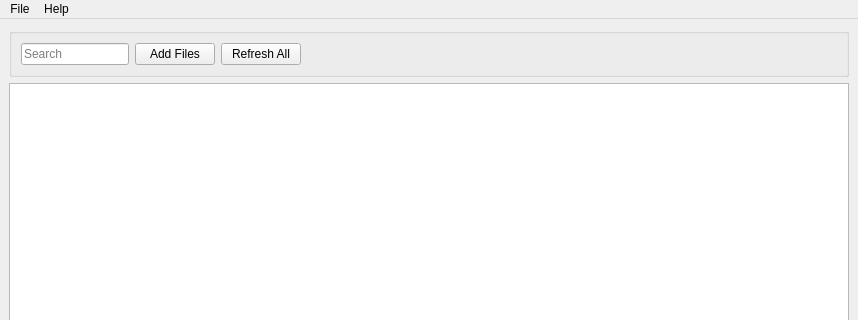
First picture: the form in plyj-master/GUI/UIFiles/GUItake2.ui, repository JLMcBride22/SourceCodeChecker, before the edit; both pictures show x 0 to 858 and y 0 to 320 of the 858 by 608 pixel window.
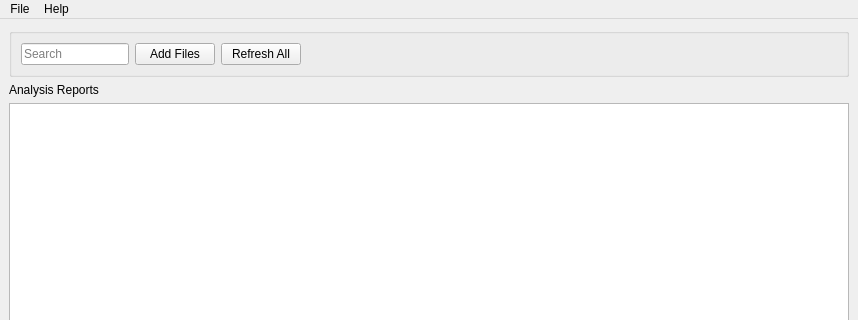
Second picture: the form after the edit.

Commit message:
Gui stuff plus help stuff
help in working condition

Diff of the .ui file:
```diff
--- a/plyj-master/GUI/UIFiles/GUItake2.ui
+++ b/plyj-master/GUI/UIFiles/GUItake2.ui
@@ -51,7 +51,7 @@
   </property>
   <widget class="QWidget" name="centralwidget">
    <layout class="QGridLayout" name="gridLayout">
-    <item row="1" column="0">
+    <item row="2" column="0">
      <widget class="QTableView" name="JavaTableView">
       <property name="font">
        <font>
@@ -130,6 +130,13 @@
       </layout>
      </widget>
     </item>
+    <item row="1" column="0">
+     <widget class="QLabel" name="label">
+      <property name="text">
+       <string>Analysis Reports</string>
+      </property>
+     </widget>
+    </item>
    </layout>
   </widget>
   <widget class="QMenuBar" name="menubar">
```
Left out of the diff: 4 changed lines with no effect on the pictures. The commit also changes 2 other files.
